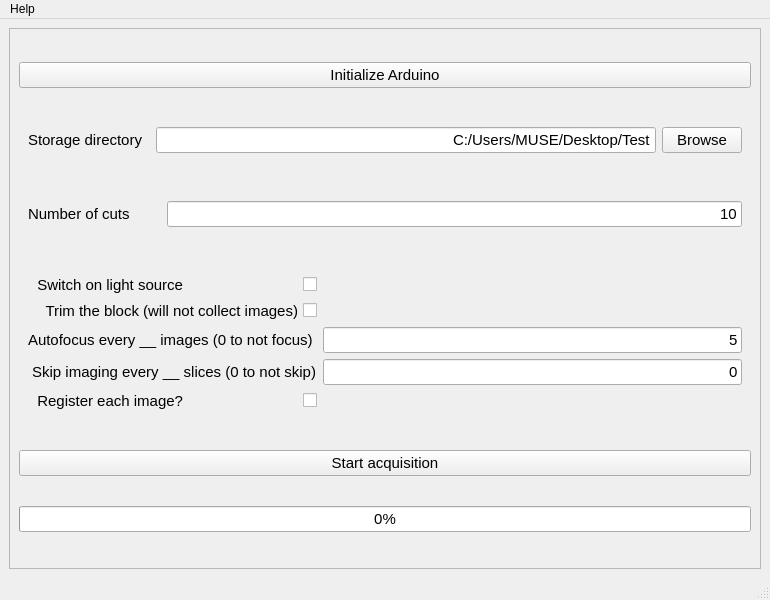
Above: mainwindow.ui from ckolluru/3D-MUSE-acquire before the change. Below: the same form after it.
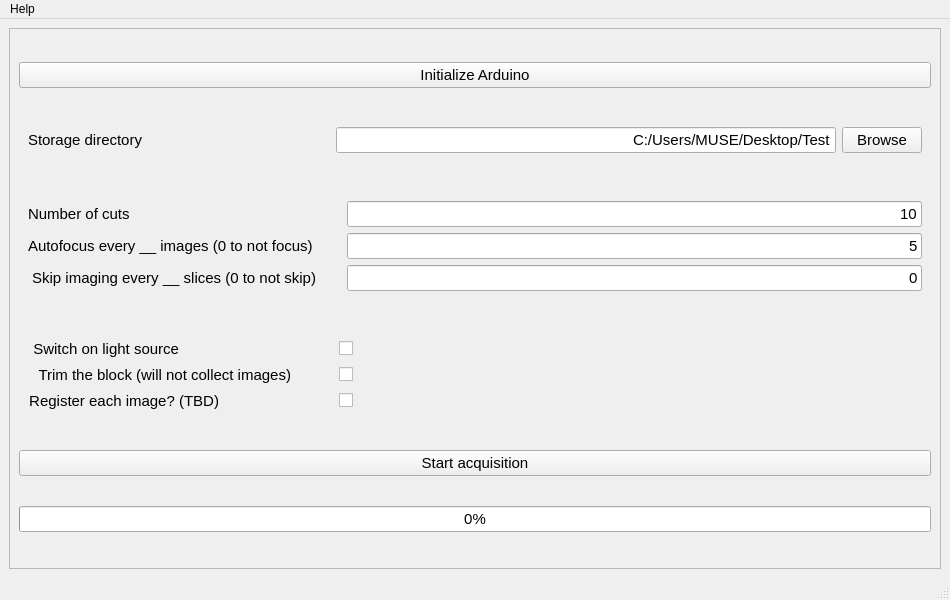
That is the form after the change.

Patch:
```diff
--- a/mainwindow.ui
+++ b/mainwindow.ui
@@ -6,7 +6,7 @@
    <rect>
     <x>0</x>
     <y>0</y>
-    <width>770</width>
+    <width>950</width>
     <height>600</height>
    </rect>
   </property>
@@ -18,7 +18,7 @@
   </property>
   <property name="minimumSize">
    <size>
-    <width>770</width>
+    <width>950</width>
     <height>600</height>
    </size>
   </property>
@@ -46,7 +46,7 @@
         <rect>
          <x>0</x>
          <y>0</y>
-         <width>750</width>
+         <width>930</width>
          <height>539</height>
         </rect>
        </property>
@@ -177,36 +177,8 @@
             <verstretch>0</verstretch>
            </sizepolicy>
           </property>
-          <layout class="QHBoxLayout" name="horizontalLayout_5">
-           <item>
-            <widget class="QLabel" name="label_7">
-             <property name="font">
-              <font>
-               <family>Segoe UI</family>
-               <pointsize>11</pointsize>
-               <weight>50</weight>
-               <bold>false</bold>
-              </font>
-             </property>
-             <property name="text">
-              <string>Number of cuts</string>
-             </property>
-            </widget>
-           </item>
-           <item>
-            <spacer name="horizontalSpacer_5">
-             <property name="orientation">
-              <enum>Qt::Horizontal</enum>
-             </property>
-             <property name="sizeHint" stdset="0">
-              <size>
-               <width>377</width>
-               <height>20</height>
-              </size>
-             </property>
-            </spacer>
-           </item>
-           <item>
+          <layout class="QGridLayout" name="gridLayout_2">
+           <item row="0" column="2">
             <widget class="QLineEdit" name="numberCutsEdit">
              <property name="sizePolicy">
               <sizepolicy hsizetype="Preferred" vsizetype="Preferred">
@@ -236,20 +208,21 @@
              </property>
             </widget>
            </item>
-          </layout>
-         </widget>
-        </item>
-        <item>
-         <widget class="QWidget" name="widget_6" native="true">
-          <property name="sizePolicy">
-           <sizepolicy hsizetype="Preferred" vsizetype="Fixed">
-            <horstretch>0</horstretch>
-            <verstretch>0</verstretch>
-           </sizepolicy>
-          </property>
-          <layout class="QGridLayout" name="gridLayout">
-           <item row="0" column="3">
-            <spacer name="horizontalSpacer_7">
+           <item row="0" column="1">
+            <spacer name="horizontalSpacer_5">
+             <property name="orientation">
+              <enum>Qt::Horizontal</enum>
+             </property>
+             <property name="sizeHint" stdset="0">
+              <size>
+               <width>377</width>
+               <height>20</height>
+              </size>
+             </property>
+            </spacer>
+           </item>
+           <item row="1" column="1">
+            <spacer name="horizontalSpacer">
              <property name="orientation">
               <enum>Qt::Horizontal</enum>
              </property>
@@ -261,25 +234,7 @@
              </property>
             </spacer>
            </item>
-           <item row="7" column="3">
-            <widget class="QLineEdit" name="skipImagingEveryLineEdit">
-             <property name="font">
-              <font>
-               <family>Segoe UI</family>
-               <pointsize>11</pointsize>
-               <weight>50</weight>
-               <bold>false</bold>
-              </font>
-             </property>
-             <property name="text">
-              <string>0</string>
-             </property>
-             <property name="alignment">
-              <set>Qt::AlignRight|Qt::AlignTrailing|Qt::AlignVCenter</set>
-             </property>
-            </widget>
-           </item>
-           <item row="6" column="3">
+           <item row="1" column="2">
             <widget class="QLineEdit" name="autoFocusEveryLineEdit">
              <property name="font">
               <font>
@@ -297,7 +252,68 @@
              </property>
             </widget>
            </item>
-           <item row="7" column="2">
+           <item row="0" column="0">
+            <widget class="QLabel" name="label_7">
+             <property name="font">
+              <font>
+               <family>Segoe UI</family>
+               <pointsize>11</pointsize>
+               <weight>50</weight>
+               <bold>false</bold>
+              </font>
+             </property>
+             <property name="text">
+              <string>Number of cuts</string>
+             </property>
+            </widget>
+           </item>
+           <item row="1" column="0">
+            <widget class="QLabel" name="label_2">
+             <property name="font">
+              <font>
+               <family>Segoe UI</family>
+               <pointsize>11</pointsize>
+               <weight>50</weight>
+               <bold>false</bold>
+              </font>
+             </property>
+             <property name="text">
+              <string>Autofocus every __ images (0 to not focus)</string>
+             </property>
+            </widget>
+           </item>
+           <item row="2" column="2">
+            <widget class="QLineEdit" name="skipImagingEveryLineEdit">
+             <property name="font">
+              <font>
+               <family>Segoe UI</family>
+               <pointsize>11</pointsize>
+               <weight>50</weight>
+               <bold>false</bold>
+              </font>
+             </property>
+             <property name="text">
+              <string>0</string>
+             </property>
+             <property name="alignment">
+              <set>Qt::AlignRight|Qt::AlignTrailing|Qt::AlignVCenter</set>
+             </property>
+            </widget>
+           </item>
+           <item row="2" column="1">
+            <spacer name="horizontalSpacer_3">
+             <property name="orientation">
+              <enum>Qt::Horizontal</enum>
+             </property>
+             <property name="sizeHint" stdset="0">
+              <size>
+               <width>40</width>
+               <height>20</height>
+              </size>
+             </property>
+            </spacer>
+           </item>
+           <item row="2" column="0">
             <widget class="QLabel" name="label">
              <property name="font">
               <font>
@@ -312,6 +328,31 @@
              </property>
             </widget>
            </item>
+          </layout>
+         </widget>
+        </item>
+        <item>
+         <widget class="QWidget" name="widget_6" native="true">
+          <property name="sizePolicy">
+           <sizepolicy hsizetype="Preferred" vsizetype="Fixed">
+            <horstretch>0</horstretch>
+            <verstretch>0</verstretch>
+           </sizepolicy>
+          </property>
+          <layout class="QGridLayout" name="gridLayout">
+           <item row="0" column="3">
+            <spacer name="horizontalSpacer_7">
+             <property name="orientation">
+              <enum>Qt::Horizontal</enum>
+             </property>
+             <property name="sizeHint" stdset="0">
+              <size>
+               <width>40</width>
+               <height>20</height>
+              </size>
+             </property>
+            </spacer>
+           </item>
            <item row="8" column="2">
             <widget class="QCheckBox" name="registerImageCheckbox">
              <property name="sizePolicy">
@@ -335,7 +376,7 @@
               <string notr="true">spacing:120px</string>
              </property>
              <property name="text">
-              <string>Register each image?</string>
+              <string>Register each image? (TBD)</string>
              </property>
             </widget>
            </item>
@@ -352,21 +393,6 @@
              </property>
             </spacer>
            </item>
-           <item row="6" column="2">
-            <widget class="QLabel" name="label_2">
-             <property name="font">
-              <font>
-               <family>Segoe UI</family>
-               <pointsize>11</pointsize>
-               <weight>50</weight>
-               <bold>false</bold>
-              </font>
-             </property>
-             <property name="text">
-              <string>Autofocus every __ images (0 to not focus)</string>
-             </property>
-            </widget>
-           </item>
            <item row="0" column="2">
             <widget class="QCheckBox" name="switchOnLightCheckbox">
              <property name="sizePolicy">
@@ -387,7 +413,7 @@
               <enum>Qt::RightToLeft</enum>
              </property>
              <property name="styleSheet">
-              <string notr="true">spacing:120px;</string>
+              <string notr="true">spacing:160px;</string>
              </property>
              <property name="text">
               <string>Switch on light source</string>
@@ -408,7 +434,7 @@
               <enum>Qt::RightToLeft</enum>
              </property>
              <property name="styleSheet">
-              <string notr="true">spacing:5;</string>
+              <string notr="true">spacing:48;</string>
              </property>
              <property name="text">
               <string>Trim the block (will not collect images)</string>
@@ -478,7 +504,7 @@
     <rect>
      <x>0</x>
      <y>0</y>
-     <width>770</width>
+     <width>950</width>
      <height>21</height>
     </rect>
    </property>
```
